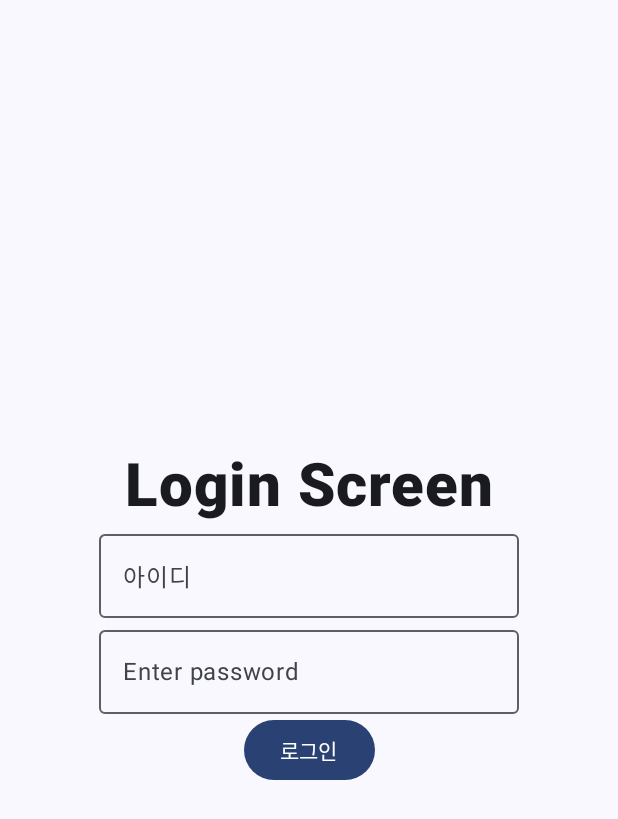
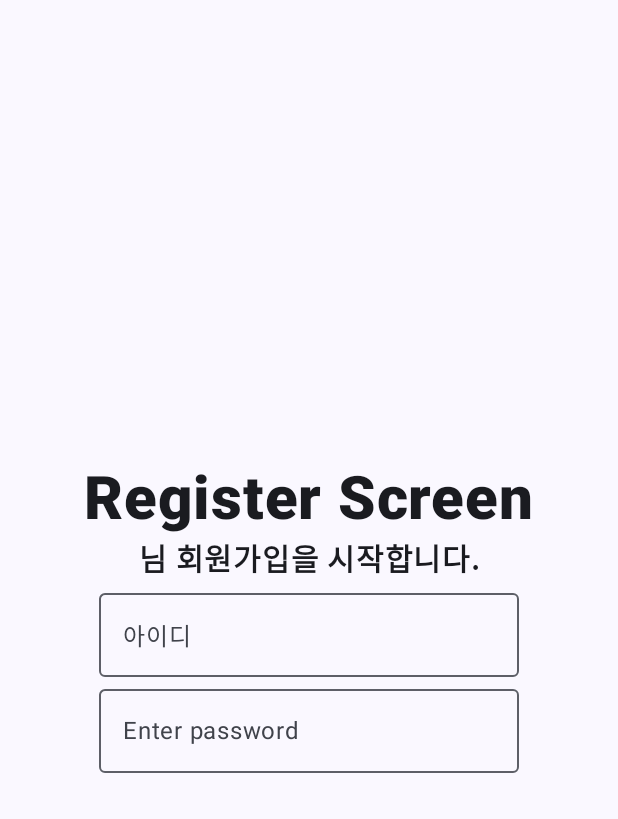
Before and after one commit to Daljyeong/Kotlin-Study, an Android app built with Jetpack Compose: the screen it shows after launch (MainActivity), after a tap on "로그인", on a phone screen of 412 x 824 dp. Shown: the top 819 px of the screen. Run offline under Robolectric (Android 15) with nearby library versions, the phone set to English and light mode, and no system bars.

Commit message:
feat: 로그인 실패했을 때 Register로 이동 (모프 07주차 수업 실습)

```diff
--- a/Week07C/app/src/main/java/com/example/week07c/example2/LoginNaviGraph.kt
+++ b/Week07C/app/src/main/java/com/example/week07c/example2/LoginNaviGraph.kt
@@ -35,8 +35,21 @@ fun LoginNavGraph(navController: NavHostController) {
             )
         }
 
-        composable(route = Routes.Register.route) {
-
+        composable(route = Routes.Register.route + "/{userID}/{userPasswd}", arguments = listOf(
+            // 실습
+            navArgument(name = "userID") {
+                type = NavType.StringType // String type이라고 타입을 지정해줌
+            },
+            navArgument(name = "userPasswd") {
+                type = NavType.StringType // String type이라고 타입을 지정해줌
+            }
+        )) {
+            // 실습
+            Register(
+                navController = navController,
+                userID = it.arguments?.getString("userID"),
+                userPasswd = it.arguments?.getString("userPasswd")
+            )
         }
     }
 
--- a/Week07C/app/src/main/java/com/example/week07c/example2/LoginScreen.kt
+++ b/Week07C/app/src/main/java/com/example/week07c/example2/LoginScreen.kt
@@ -66,6 +66,8 @@ fun LoginScreen(navController: NavHostController) {
             // 실습
             if (loginresult)
                 navController.navigate(Routes.Welcome.route + "/$userID")
+            else
+                navController.navigate(Routes.Register.route + "/$userID/$userPasswd")
         }) {
             Text(text = "로그인")
         }
```
